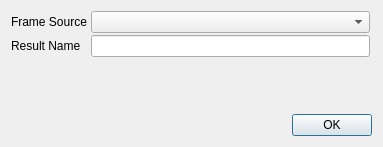
This is src/modules/triled-tracker/ledtrackersettingsdialog.ui in syntalos/syntalos as Qt 5 draws it before an edit. The edited form follows.
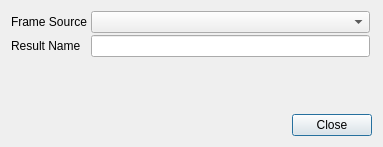
This is the edited form.

Commit message:
Add close button instead of ok button to module settings dialogs
This is more accurate to what that action does in these cases: Close the
dialog, instead of accepting changes.

What changed in the file:
```diff
--- a/src/modules/triled-tracker/ledtrackersettingsdialog.ui
+++ b/src/modules/triled-tracker/ledtrackersettingsdialog.ui
@@ -63,7 +63,7 @@
       <enum>Qt::Horizontal</enum>
      </property>
      <property name="standardButtons">
-      <set>QDialogButtonBox::Ok</set>
+      <set>QDialogButtonBox::Close</set>
      </property>
     </widget>
    </item>
```
The commit also changes 4 other files.
